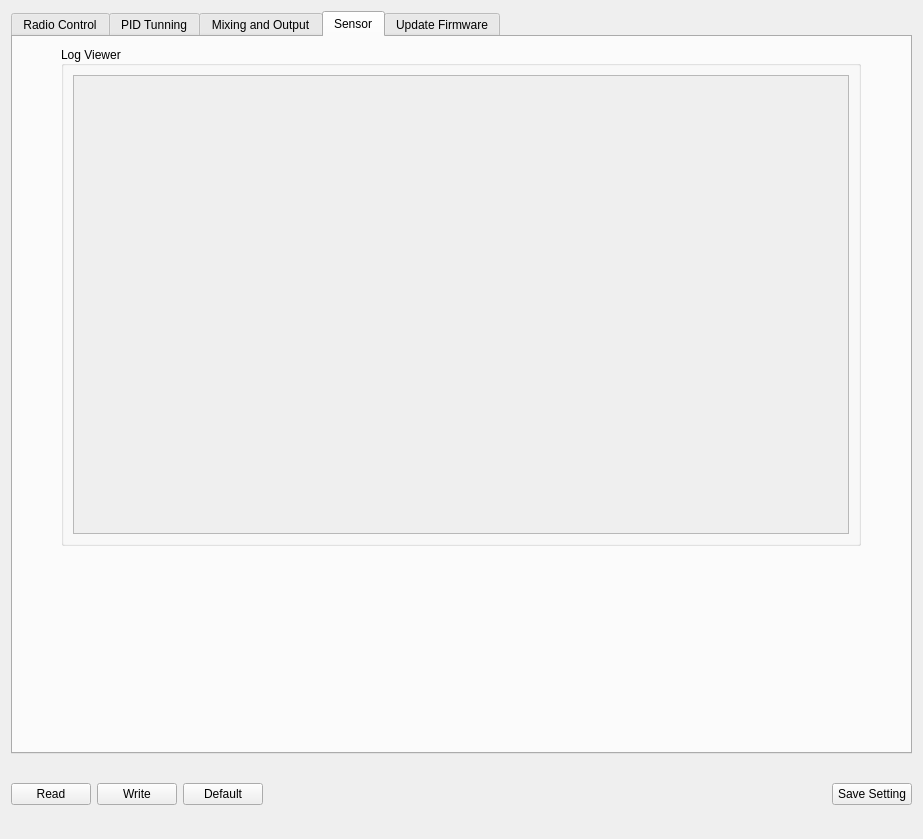
Above: src/uavconfig.ui from nlbtuyen/ConfigurationGCS before the change. Below: the same form after it.
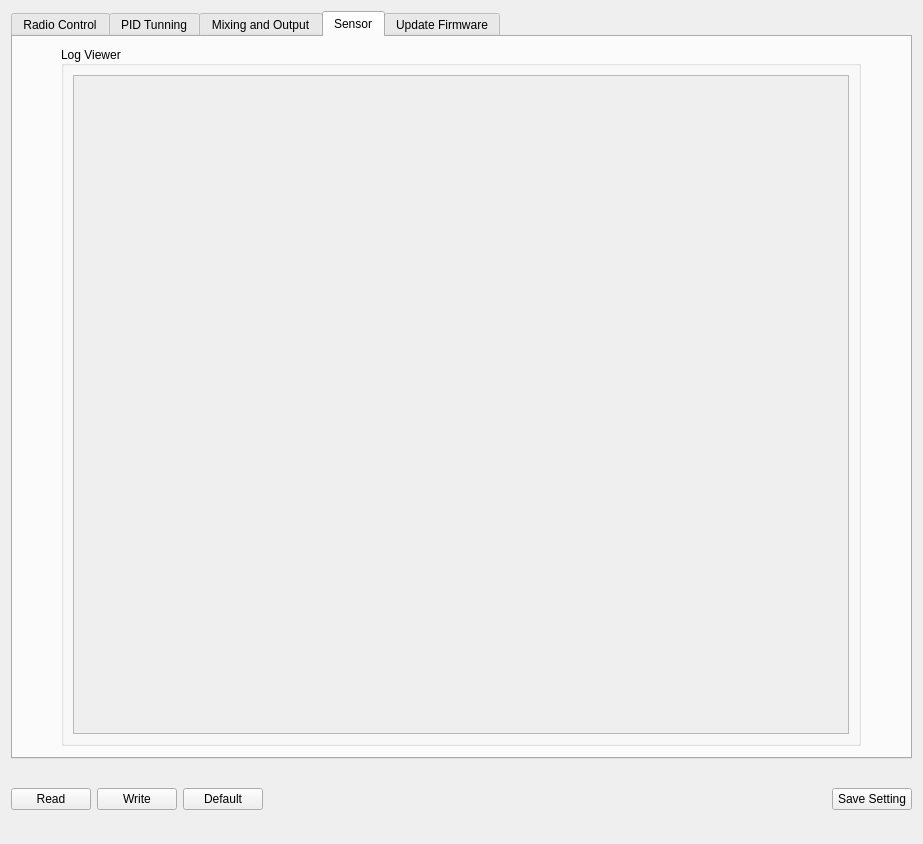
That is the form after the change. The open tabs and pages were chosen to show the change. Icons and pictures are not drawn.

What changed in the file:
```diff
--- a/src/uavconfig.ui
+++ b/src/uavconfig.ui
@@ -2387,7 +2387,7 @@
              <property name="minimumSize">
               <size>
                <width>800</width>
-               <height>500</height>
+               <height>700</height>
               </size>
              </property>
              <property name="title">
@@ -2408,7 +2408,7 @@
                    <x>0</x>
                    <y>0</y>
                    <width>778</width>
-                   <height>465</height>
+                   <height>665</height>
                   </rect>
                  </property>
                 </widget>
```
Left out of the diff: 2 changed lines with no effect on the pictures.
